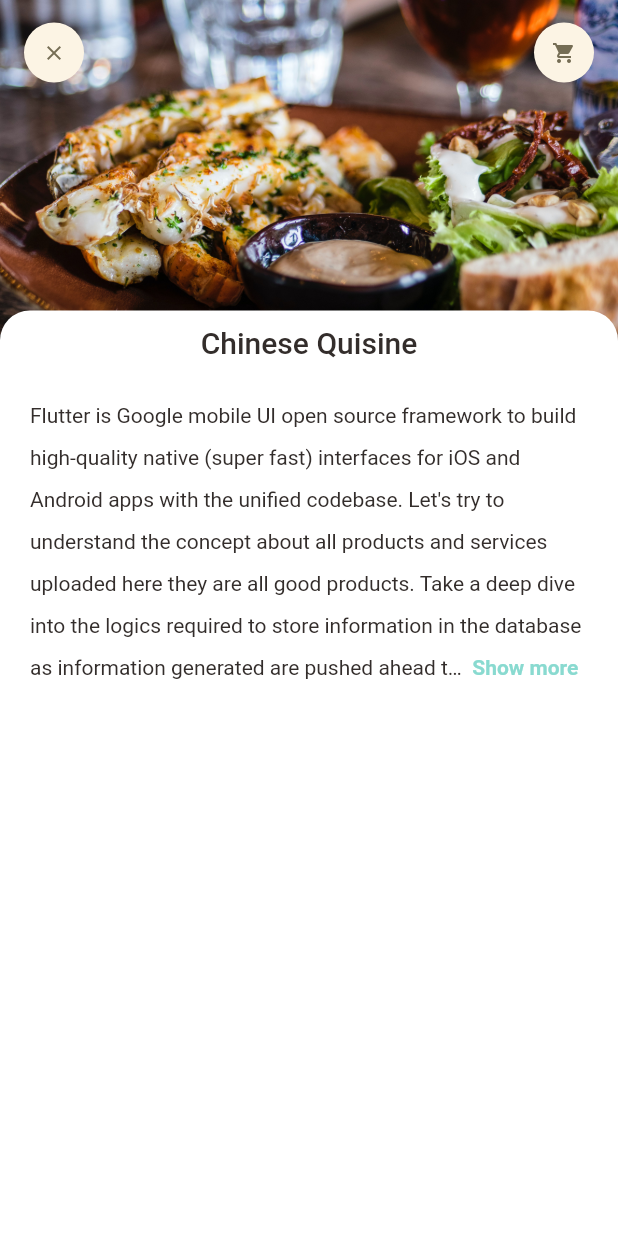
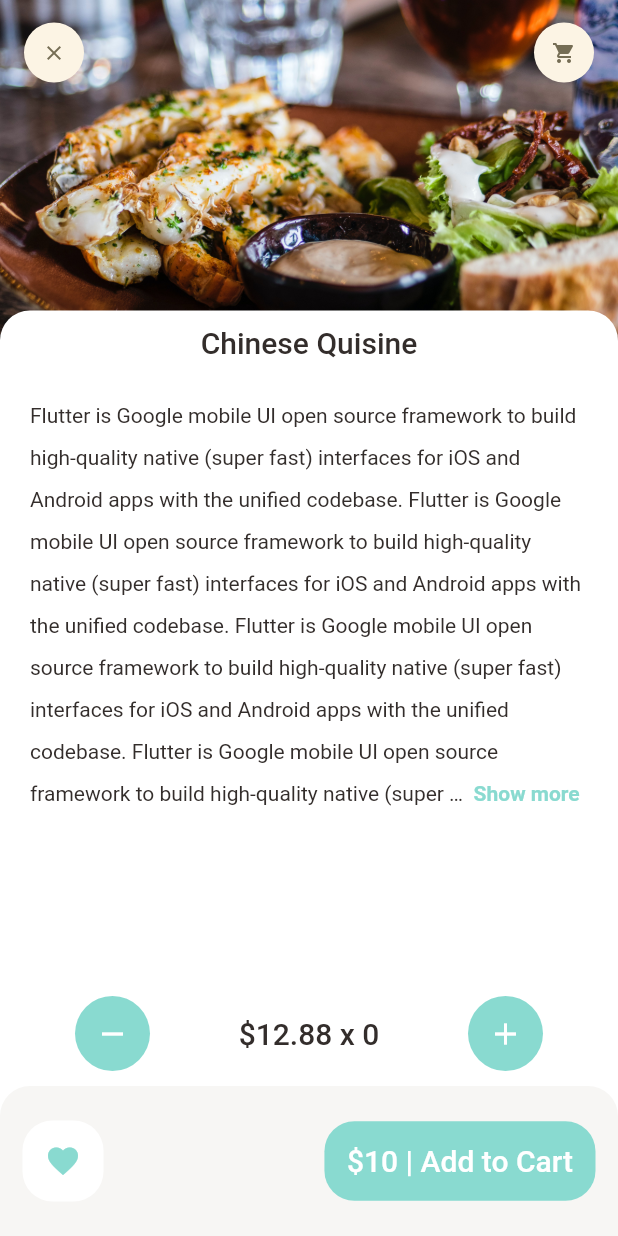
Before and after one commit to adalikwu005/food-delivery-app--flutter, a Flutter app: the screen it shows after launch, on a phone screen of 412 x 824 dp. Run offline on Flutter 3.47's test engine with Material 2 defaults, Android fonts, the phone set to English and light mode, and no system bars; drawn by our look-alikes of readmore; our stand-ins replace dots_indicator, get.

Commit message:
Recommended Food Details Screen (Bottom NavBar UI Implementation)

```diff
--- a/lib/pages/food/recommended_food_details.dart
+++ b/lib/pages/food/recommended_food_details.dart
@@ -56,12 +56,13 @@ class RecommendedFoodDetails extends StatelessWidget {
                     right: scaleWidth(20),
                     top: scaleHeight(10)),
                 child: Column(
+                  //Full Details food screen info
                   children: [
-                    Container(
-                      child: ReadMoreText(
-                        'Flutter is Google mobile UI open source framework to build high-quality native (super fast) interfaces for iOS and Android apps with the unified codebase. Let\'s try to understand the concept about all products and services uploaded here they are all good products. Take a deep dive into the logics required to store information in the database as information generated are pushed ahead to take columns and rows.',
-                        trimLines: 7,
-                        colorClickableText: Colors.pink,
+                    ReadMoreText(
+                      'Flutter is Google mobile UI open source framework to build high-quality native (super fast) interfaces for iOS and Android apps with the unified codebase. Flutter is Google mobile UI open source framework to build high-quality native (super fast) interfaces for iOS and Android apps with the unified codebase. Flutter is Google mobile UI open source framework to build high-quality native (super fast) interfaces for iOS and Android apps with the unified codebase. Flutter is Google mobile UI open source framework to build high-quality native (super fast) interfaces for iOS and Android apps with the unified codebase. Flutter is Google mobile UI open source framework to build high-quality native (super fast) interfaces for iOS and Android apps with the unified codebase. Let\'s try to understand the concept about all products and services uploaded here they are all good products. Take a deep dive into the logics required to store information in the database as information generated are pushed ahead to take columns and rows.',
+                      trimLines: 10,
+                      //trimLength: 200,
+                      //colorClickableText: Colors.pink,
                       trimMode: TrimMode.Line,
                       trimCollapsedText: ' Show more',
                       trimExpandedText: ' Show less',
@@ -77,13 +78,84 @@ class RecommendedFoodDetails extends StatelessWidget {
                           fontSize: scaleHeight(14),
                           fontWeight: FontWeight.bold,
                           color: AppColors.mainColor),
-                      ),
                     )
                   ],
                 )),
           )
         ],
       ),
+      bottomNavigationBar: Column(
+        mainAxisSize: MainAxisSize.min,
+        children: [
+          Padding(
+            padding: EdgeInsets.symmetric(
+                horizontal: scaleWidth(50), vertical: scaleHeight(10)),
+            child: Row(
+              mainAxisAlignment: MainAxisAlignment.spaceBetween,
+              children: [
+                AppIcon(
+                  icon: Icons.remove,
+                  backgroundColor: AppColors.mainColor,
+                  size: scaleHeight(50),
+                  iconColor: Colors.white,
+                  iconSize: scaleHeight(24),
+                ),
+                BigText(
+                  text: '\$${12.88} x ${0}',
+                  size: scaleHeight(20),
+                ),
+                AppIcon(
+                  icon: Icons.add,
+                  iconColor: Colors.white,
+                  size: scaleHeight(50),
+                  backgroundColor: AppColors.mainColor,
+                  iconSize: scaleHeight(24),
+                ),
+              ],
+            ),
+          ),
+          Container(
+            height: scaleHeight(100),
+            padding: EdgeInsets.symmetric(
+              horizontal: scaleWidth(15),
+              vertical: scaleHeight(15),
+            ),
+            decoration: BoxDecoration(
+              color: AppColors.buttonBackgroundColor,
+              borderRadius: BorderRadius.only(
+                topLeft: Radius.circular(scaleHeight(20)),
+                topRight: Radius.circular(scaleHeight(20)),
+              ),
+            ),
+            child: Row(
+              mainAxisAlignment: MainAxisAlignment.spaceBetween,
+              children: [
+                //Favourite Button
+                Container(
+                    padding: EdgeInsets.all(scaleHeight(15)),
+                    decoration: BoxDecoration(
+                        color: Colors.white,
+                        borderRadius: BorderRadius.circular(scaleWidth(20))),
+                    child: const Icon(
+                      Icons.favorite,
+                      color: AppColors.mainColor,
+                    )),
+                //Add to Cart Button
+                Container(
+                  padding: EdgeInsets.all(scaleHeight(15)),
+                  decoration: BoxDecoration(
+                      borderRadius: BorderRadius.circular(scaleWidth(20)),
+                      color: AppColors.mainColor),
+                  child: BigText(
+                    text: "\$10 | Add to Cart",
+                    color: Colors.white,
+                  ),
+                ),
+              ],
+            ),
+          ),
+        ],
+      ),
     );
   }
 }
--- a/lib/widgets/app_icon.dart
+++ b/lib/widgets/app_icon.dart
@@ -6,12 +6,14 @@ class AppIcon extends StatelessWidget {
   final Color backgroundColor;
   final Color iconColor;
   final double size;
+  final double? iconSize;
   const AppIcon(
       {Key? key,
       required this.icon,
       this.backgroundColor = const Color(0xFFfcf4e4),
       this.iconColor = const Color(0xFF756d54),
-      this.size = 40})
+      this.size = 40,
+      this.iconSize = 16})
       : super(key: key);
 
   @override
@@ -26,7 +28,7 @@ class AppIcon extends StatelessWidget {
         child: Icon(
           icon,
           color: iconColor,
-          size: scaleHeight(16),
+          size: iconSize,
         ),
       ),
     );
```
Lines whose indentation alone changed are shown as unchanged.
